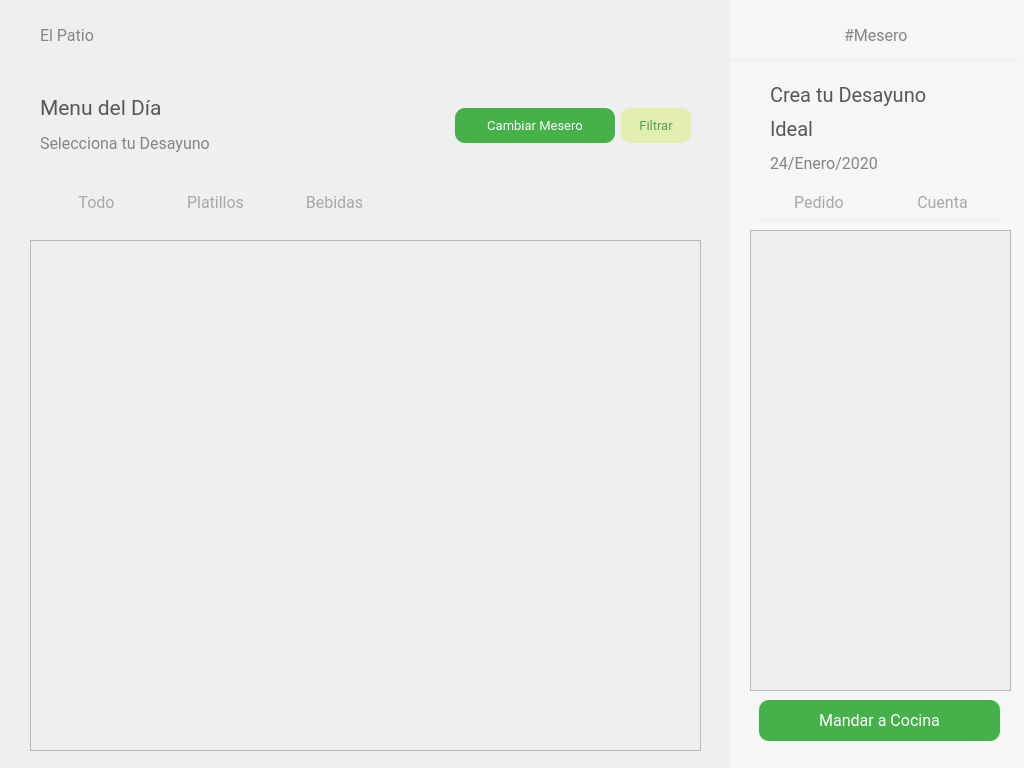
Old version of the form El-Patio/mesero/mesero_menu_comandas.ui in the repository MrDanielG/IHC-ElPatio.
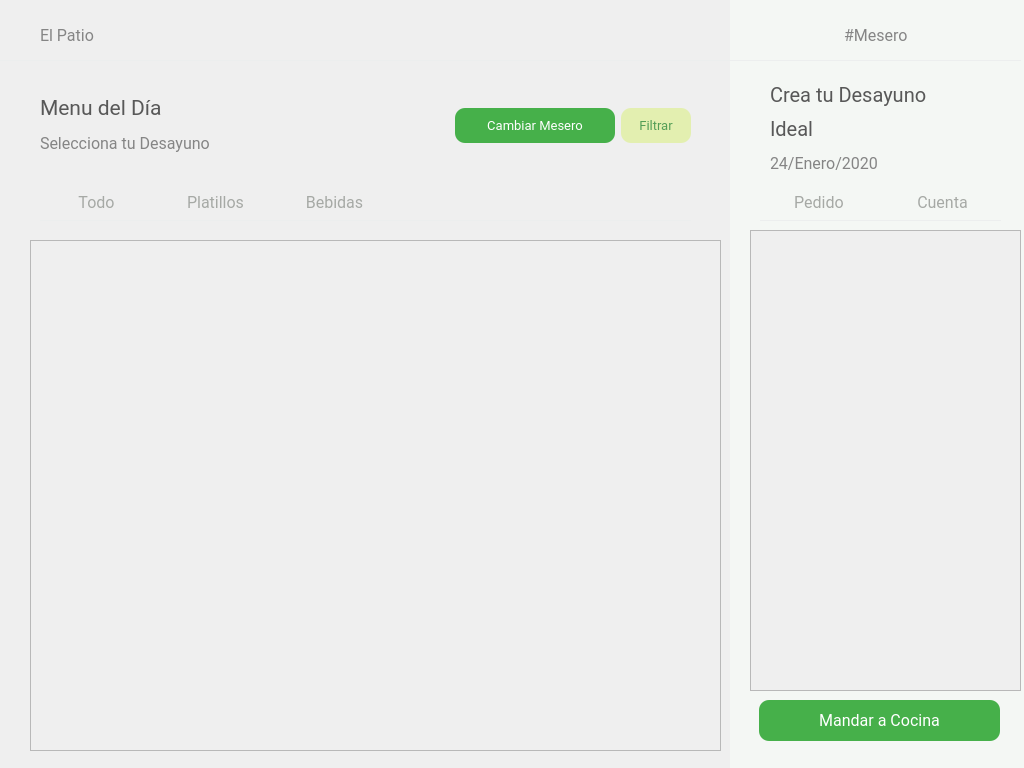
New version of the form.

Commit message: Problema funcion sin void

What changed in the file:
```diff
--- a/El-Patio/mesero/mesero_menu_comandas.ui
+++ b/El-Patio/mesero/mesero_menu_comandas.ui
@@ -635,7 +635,7 @@
     <rect>
      <x>30</x>
      <y>240</y>
-     <width>671</width>
+     <width>691</width>
      <height>511</height>
     </rect>
    </property>
@@ -671,7 +671,7 @@
      <rect>
       <x>0</x>
       <y>0</y>
-      <width>669</width>
+      <width>689</width>
       <height>509</height>
      </rect>
     </property>
@@ -697,7 +697,7 @@
     <rect>
      <x>750</x>
      <y>230</y>
-     <width>261</width>
+     <width>271</width>
      <height>461</height>
     </rect>
    </property>
@@ -733,7 +733,7 @@
      <rect>
       <x>0</x>
       <y>0</y>
-      <width>259</width>
+      <width>269</width>
       <height>459</height>
      </rect>
     </property>
```
The commit also changes 2 other files.
